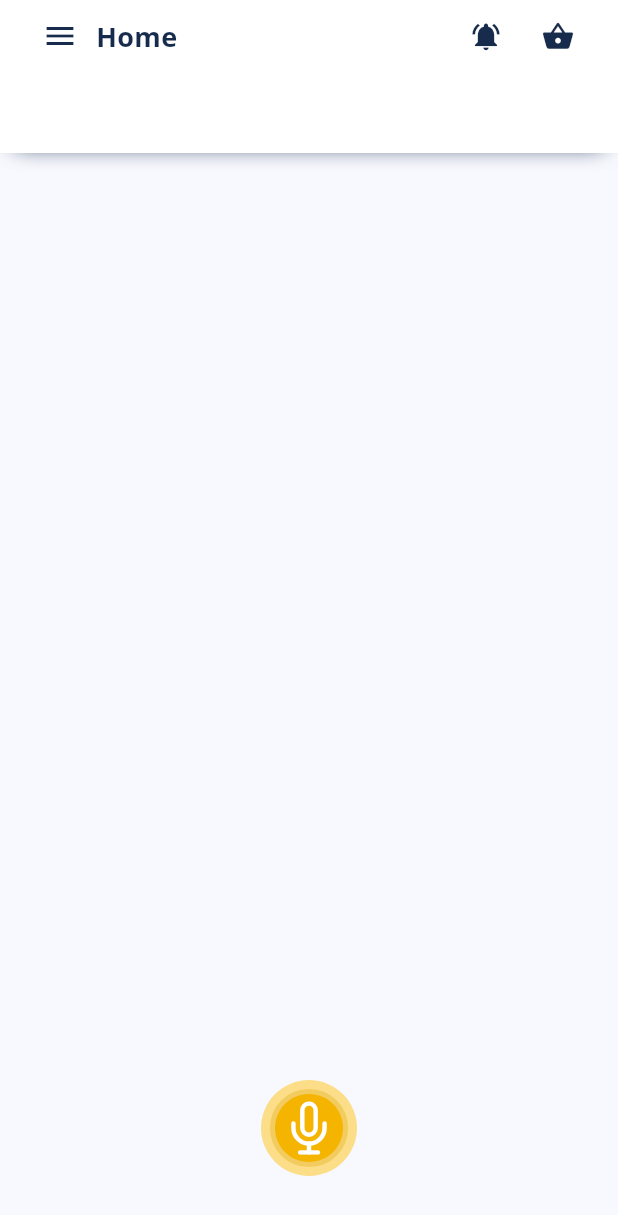
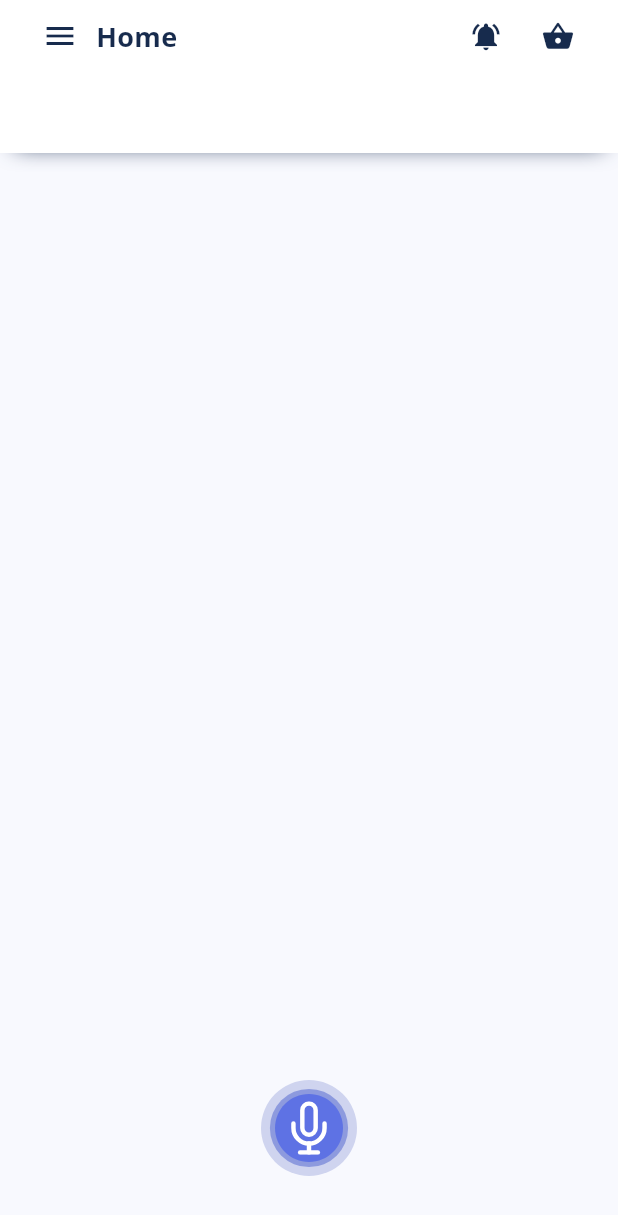
Before and after one commit to sungtaek/speeco, a Flutter app: the screen it shows after launch, on a phone screen of 412 x 824 dp. Shown: the top 1215 px of the screen. Run offline on Flutter 3.47's test engine with Material 2 defaults, Android fonts, the phone set to English and light mode, and no system bars; our stand-ins replace flutter_tts, lottie, permission_handler, speech_to_text; missing offline and left inert: flutter_sound, grpc, protobuf, remove_emoji; statements that could not run were skipped.

Commit message:
update icon

```diff
--- a/app/lib/widgets/conversation.dart
+++ b/app/lib/widgets/conversation.dart
@@ -19,11 +19,17 @@ class Conversation extends StatefulWidget {
   _Conversation createState() => _Conversation();
 }
 
+enum ChatStatus {
+  NONE,
+  LISTENING,
+  PROCESSING,
+}
+
 class _Conversation extends State<Conversation> {
   Chat _chat;
   Recorder _recorder;
   Player _player;
-  bool _isListening = false;
+  ChatStatus _status = ChatStatus.NONE;
   List<Message> _messages = <Message>[];
   bool _toBottom = false;
 
@@ -39,16 +45,17 @@ class _Conversation extends State<Conversation> {
   }
 
   void _listen() {
-    if (!_isListening) {
+    if (_status == ChatStatus.NONE) {
       var playController = StreamController<String>();
       playBackground(playController.stream);
       setState(() {
-        _isListening = true;
+        _status = ChatStatus.LISTENING;
       });
       _recorder.start().then((t) {
         setState(() {
           _messages.add(Message(Owner.USER, t));
           _toBottom = true;
+          _status = ChatStatus.PROCESSING;
         });
         _chat.sendMessage(t).listen((m) {
           setState(() {
@@ -59,16 +66,12 @@ class _Conversation extends State<Conversation> {
         }, onDone: () {
           setState(() {
             playController.close();
-            _isListening = false;
+            _status = ChatStatus.NONE;
           });
         });
       });
-    } else {
-      _recorder.stop().then((_) {
-        setState(() {
-          _isListening = false;
-        });
-      });
+    } else if (_status == ChatStatus.LISTENING) {
+      _recorder.stop();
     }
   }
 
@@ -76,6 +79,26 @@ class _Conversation extends State<Conversation> {
     await for (var text in texts) {
       print("play: ${text}");
       await _player.play(text);
+    }
+  }
+
+  Widget buildButton() {
+    switch(_status) {
+      case ChatStatus.NONE:
+        return TextButton(
+            onPressed: _listen,
+            child: Lottie.asset('assets/images/mic_icon.json',
+                height: 80, repeat: false, animate: false));
+      case ChatStatus.LISTENING:
+        return TextButton(
+            onPressed: _listen,
+            child: Lottie.asset('assets/images/mic_icon.json',
+                height: 80, repeat: true, animate: true));
+      case ChatStatus.PROCESSING:
+        return TextButton(
+            onPressed: _listen,
+            child: Lottie.asset('assets/images/progress_icon.json',
+                height: 80, repeat: true, animate: true));
     }
   }
 
@@ -87,17 +110,7 @@ class _Conversation extends State<Conversation> {
         Expanded(
             child: ConversationChat(messages: _messages, toBottom: _toBottom)),
         Container(
-            height: 120,
-            child: Column(children: [
-              TextButton(
-                onPressed: _listen,
-                child: Lottie.asset('assets/images/mic_icon.json', width: 80, height: 80, repeat: true, animate: _isListening)
-              ),
-              // ElevatedButton(
-              //   onPressed: _listen,
-              //   child: Text(_isListening ? 'Stop Listening' : 'Start Listening'),
-              // ),
-            ]))
+            height: 120, child: Column(children: [buildButton()]))
       ]),
     );
   }
```
Also changed, not shown: app/assets/images/mic_icon.json (+1 -1 lines), app/assets/images/progress_icon.json (+1 -1 lines).
